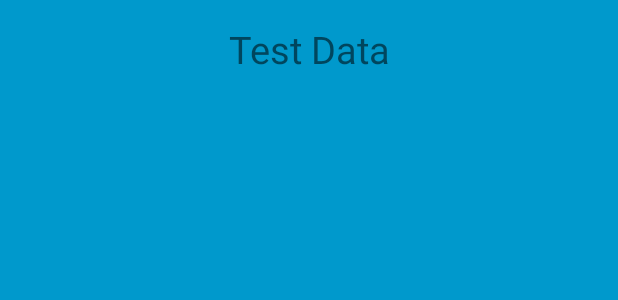
After one commit to nikki603/MorningApp, an Android app: the layout screen2.xml on its own in the app's theme, with its tools: preview values and no code run, on a phone screen of 412 x 824 dp. The commit adds this screen. Shown: the top 300 px of the screen. Run offline under Robolectric (Android 15) with nearby library versions, the phone set to English and light mode, and no system bars.

Commit message:
second screen after dismissing alarm

```diff
--- a/GoodMorning/app/src/main/AndroidManifest.xml
+++ b/GoodMorning/app/src/main/AndroidManifest.xml
@@ -23,6 +23,7 @@
 
         <!-- This activity is the activity that will be launched by the alarm -->
         <activity android:name="AlarmReceiver" />
+        <activity android:name=".SecondScreenActivity" />
 
 
     </application>
--- a/GoodMorning/app/src/main/java/com/example/nicole/goodmorning/AlarmReceiver.java
+++ b/GoodMorning/app/src/main/java/com/example/nicole/goodmorning/AlarmReceiver.java
@@ -2,6 +2,7 @@ package com.example.nicole.goodmorning;
 
 import android.app.Activity;
 import android.content.Context;
+import android.content.Intent;
 import android.media.AudioManager;
 import android.media.MediaPlayer;
 import android.media.RingtoneManager;
@@ -33,6 +34,9 @@ public class AlarmReceiver extends Activity {
             public boolean onTouch(View arg0, MotionEvent arg1) {
                 mMediaPlayer.stop();
                 finish();
+                //Starting a new Intent
+                Intent nextScreen = new Intent(getApplicationContext(), SecondScreenActivity.class);
+                startActivity(nextScreen);
                 return false;
             }
         });
--- /dev/null
+++ b/GoodMorning/app/src/main/res/layout/screen2.xml
@@ -0,0 +1,17 @@
+<?xml version="1.0" encoding="utf-8"?>
+<FrameLayout xmlns:android="http://schemas.android.com/apk/res/android"
+    xmlns:tools="http://schemas.android.com/tools" android:layout_width="match_parent"
+    android:layout_height="match_parent" android:background="#0099cc"
+    tools:context=".SecondScreenActivity">
+
+<LinearLayout xmlns:android="http://schemas.android.com/apk/res/android"
+    android:layout_width="match_parent" android:layout_height="match_parent">
+
+    <TextView android:layout_width="fill_parent"
+        android:layout_height="wrap_content"
+        android:text="Test Data"
+        android:textSize="25sp"
+        android:gravity="center"
+        android:layout_margin="15dp"/>
+</LinearLayout>
+    </FrameLayout>
```
Also changed, not shown: GoodMorning/app/src/main/java/com/example/nicole/goodmorning/CalendarBoxes.java (+1 -6 lines), GoodMorning/app/src/main/java/com/example/nicole/goodmorning/SecondScreenActivity.java (added, +17 -0 lines), GoodMorning/app/src/main/res/layout/activity_fullscreen.xml (+0 -7 lines), GoodMorning/app/src/main/res/layout/main.xml (+5 -32 lines).
